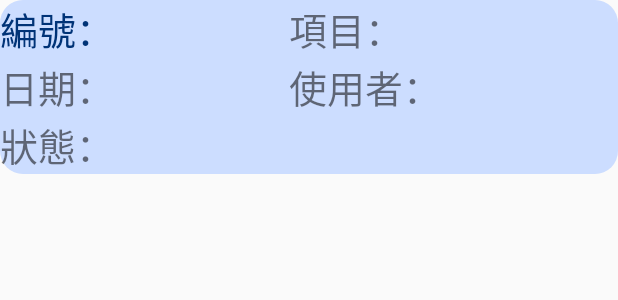
After one commit to rex0722/WireTable, an Android app: the layout listview_setting.xml on its own in the app's theme, with its tools: preview values and no code run, on a phone screen of 412 x 824 dp. The commit adds this screen. Shown: the top 300 px of the screen. Run offline under Robolectric (Android 15) with nearby library versions, the phone set to English and light mode, and no system bars.

Commit message:
Add Classes and layout
Add Classes about save and diplay data.
Besides, add the layout of ListView.

```diff
--- /dev/null
+++ b/app/src/main/res/drawable/corner.xml
@@ -0,0 +1,8 @@
+<?xml version="1.0" encoding="utf-8"?>
+<shape xmlns:android="http://schemas.android.com/apk/res/android">
+    <solid android:color="#CCDDFF" />
+    <corners android:topLeftRadius="15dp"
+        android:topRightRadius="15dp"
+        android:bottomRightRadius="15dp"
+        android:bottomLeftRadius="15dp"/>
+</shape>
--- /dev/null
+++ b/app/src/main/res/layout/listview_setting.xml
@@ -0,0 +1,89 @@
+<?xml version="1.0" encoding="utf-8"?>
+<TableLayout
+    xmlns:android="http://schemas.android.com/apk/res/android"
+    android:layout_width="match_parent"
+    android:layout_height="wrap_content"
+    android:background="@drawable/corner">
+
+    <TableRow>
+        <TextView
+            android:layout_width="match_parent"
+            android:layout_height="wrap_content"
+            android:layout_weight="1"
+            android:text="@string/txt_index"
+            android:textColor="#003377"
+            android:textSize="25sp"/>
+
+        <TextView
+            android:id="@+id/txtIndex"
+            android:layout_width="match_parent"
+            android:layout_height="wrap_content"
+            android:layout_weight="4"
+            android:text=""
+            android:textSize="25sp"/>
+
+        <TextView
+            android:layout_width="match_parent"
+            android:layout_height="wrap_content"
+            android:layout_weight="1"
+            android:text="@string/txt_classification"
+            android:textSize="25sp"/>
+
+        <TextView
+            android:id="@+id/txtClassification"
+            android:layout_width="match_parent"
+            android:layout_height="wrap_content"
+            android:layout_weight="4"
+            android:text=""
+            android:textSize="25sp"/>
+    </TableRow>
+
+    <TableRow>
+        <TextView
+            android:layout_width="wrap_content"
+            android:layout_height="wrap_content"
+            android:text="@string/txt_date"
+            android:layout_weight="1"
+            android:textSize="25sp"/>
+
+        <TextView
+            android:id="@+id/txtDate"
+            android:layout_width="wrap_content"
+            android:layout_height="wrap_content"
+            android:text=""
+            android:layout_weight="4"
+            android:textSize="25sp"/>
+
+        <TextView
+            android:layout_width="wrap_content"
+            android:layout_height="wrap_content"
+            android:text="@string/txt_user"
+            android:layout_weight="1"
+            android:textSize="25sp"/>
+
+        <TextView
+            android:id="@+id/txtUser"
+            android:layout_width="wrap_content"
+            android:layout_height="wrap_content"
+            android:text=""
+            android:layout_weight="4"
+            android:textSize="25sp"/>
+    </TableRow>
+
+    <TableRow>
+        <TextView
+            android:layout_width="wrap_content"
+            android:layout_height="wrap_content"
+            android:text="@string/txt_status"
+            android:textSize="25sp"/>
+
+        <TextView
+            android:id="@+id/txtAvailable"
+            android:layout_width="wrap_content"
+            android:layout_height="wrap_content"
+            android:text=""
+            android:textSize="25sp"/>
+    </TableRow>
+
+
+</TableLayout>
--- a/app/src/main/res/values/strings.xml
+++ b/app/src/main/res/values/strings.xml
@@ -11,4 +11,11 @@
     <string name="borrow_item">借用項目</string>
     <string name="return_item">歸還項目</string>
     <string name="submit">提交</string>
+    <string name="txt_index">編號：</string>
+    <string name="txt_classification">項目：</string>
+    <string name="txt_user">使用者：</string>
+    <string name="txt_date">日期：</string>
+    <string name="txt_status">狀態：</string>
+    <string name="status_return">已歸還</string>
+    <string name="status_borrow">已借用</string>
 </resources>
```
Also changed, not shown: app/src/main/java/com/study/application/fireBase/DisplayData.java (added, +37 -0 lines), app/src/main/java/com/study/application/fireBase/ListViewDataAdapter.java (added, +63 -0 lines), app/src/main/java/com/study/application/fireBase/Record.java (added, +38 -0 lines).
